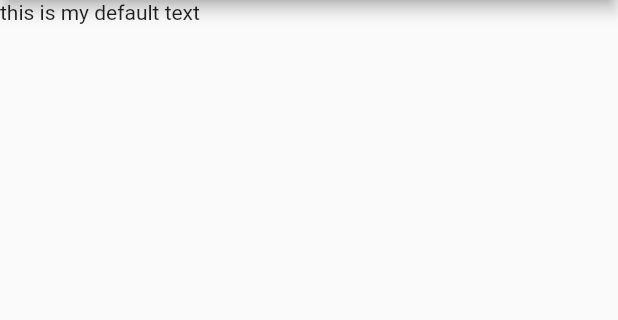
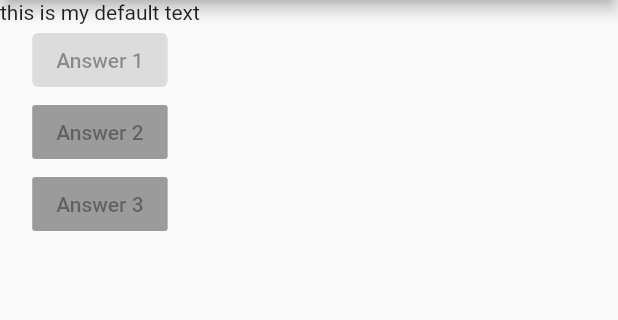
Before and after one commit to koorzenb/flutter, a Flutter app: the screen it shows after launch, on a phone screen of 412 x 824 dp, the part 84-404 px from its top. Run offline on Flutter 3.47's test engine with Material 2 defaults, Android fonts, the phone set to English and light mode, and no system bars.

Commit message:
Adding layout widgets

```diff
--- a/basics/lib/main.dart
+++ b/basics/lib/main.dart
@@ -12,7 +12,23 @@
         appBar: AppBar(
           title: Text('My first app'),
         ),
-        body: Text("this is my default text"),
+        body: Column(
+          children: [
+            Text("this is my default text"),
+            ElevatedButton(
+              onPressed: null,
+              child: Text("Answer 1"),
+            ),
+            RaisedButton(
+              child: Text("Answer 2"),
+              onPressed: null,
+            ),
+            RaisedButton(
+              child: Text("Answer 3"),
+              onPressed: null,
+            ),
+          ],
+        ),
       ),
     );
   }
```
